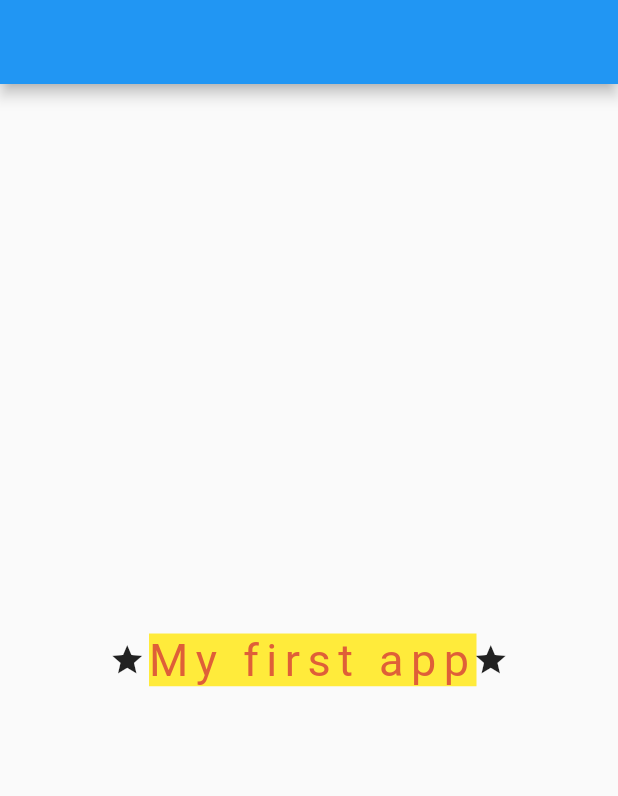
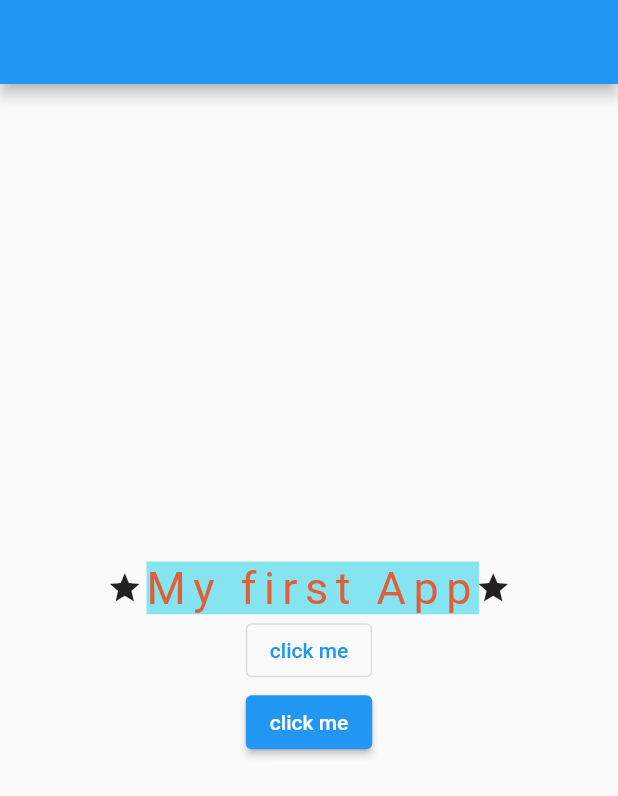
Before and after one commit to MR-Square/Flutter-old, a Flutter app: the screen it shows after launch, on a phone screen of 412 x 824 dp. Shown: the top 796 px of the screen. Run offline on Flutter 3.47's test engine with Material 2 defaults, Android fonts, the phone set to English and light mode, and no system bars.

Commit message:
day 4 45% completed

```diff
--- a/my_first_app/lib/main.dart
+++ b/my_first_app/lib/main.dart
@@ -4,14 +4,21 @@ void main() {
   runApp(const MyApp());
 }
 
-class MyApp extends StatelessWidget {
+class MyApp extends StatefulWidget {
   const MyApp({super.key});
 
-  // This widget is the root of your application.
+  @override
+  State<MyApp> createState() => _MyAppState();
+}
+
+class _MyAppState extends State<MyApp> {
+  // state variable
+  String mytext = "My first App";
+
   @override
   Widget build(BuildContext context) {
     return MaterialApp(
-      title: 'Flutter Demo',
+      title: 'My First App',
       theme: ThemeData(
         // This is the theme of your application.
         //
@@ -26,22 +33,43 @@ class MyApp extends StatelessWidget {
       ),
       home: Scaffold(
         appBar: AppBar(),
-        body: Row(
+        body: Column(
           mainAxisAlignment: MainAxisAlignment.center,
           children: [
-            Icon(Icons.star),
+            Row(
+              mainAxisAlignment: MainAxisAlignment.center,
+              children: [
+                const Icon(Icons.star),
                 Center(
                   child: Text(
-                "My first app",
-                style: TextStyle(
+                    mytext,
+                    style: const TextStyle(
                       fontSize: 30.0,
                       color: Color.fromARGB(255, 223, 95, 56),
                       letterSpacing: 5,
-                  backgroundColor: Colors.yellow,
+                      backgroundColor: Color.fromARGB(255, 134, 228, 241),
                     ),
                   ),
                 ),
-            Icon(Icons.star),
+                const Icon(Icons.star),
+              ],
+            ),
+            OutlinedButton(
+              onPressed: () {
+                mytext = "Flutter is best";
+                // print("You haved cliked the button");
+                setState(() {});
+              },
+              child: const Text("click me"),
+            ),
+            ElevatedButton(
+              onPressed: () {
+                setState(() {
+                  mytext = "My First App";
+                });
+              },
+              child: const Text("click me"),
+            ),
           ],
         ),
       ),
```
Also changed, not shown: flutter_day2.txt (+27 -0 lines). Lines whose indentation alone changed are shown as unchanged.
